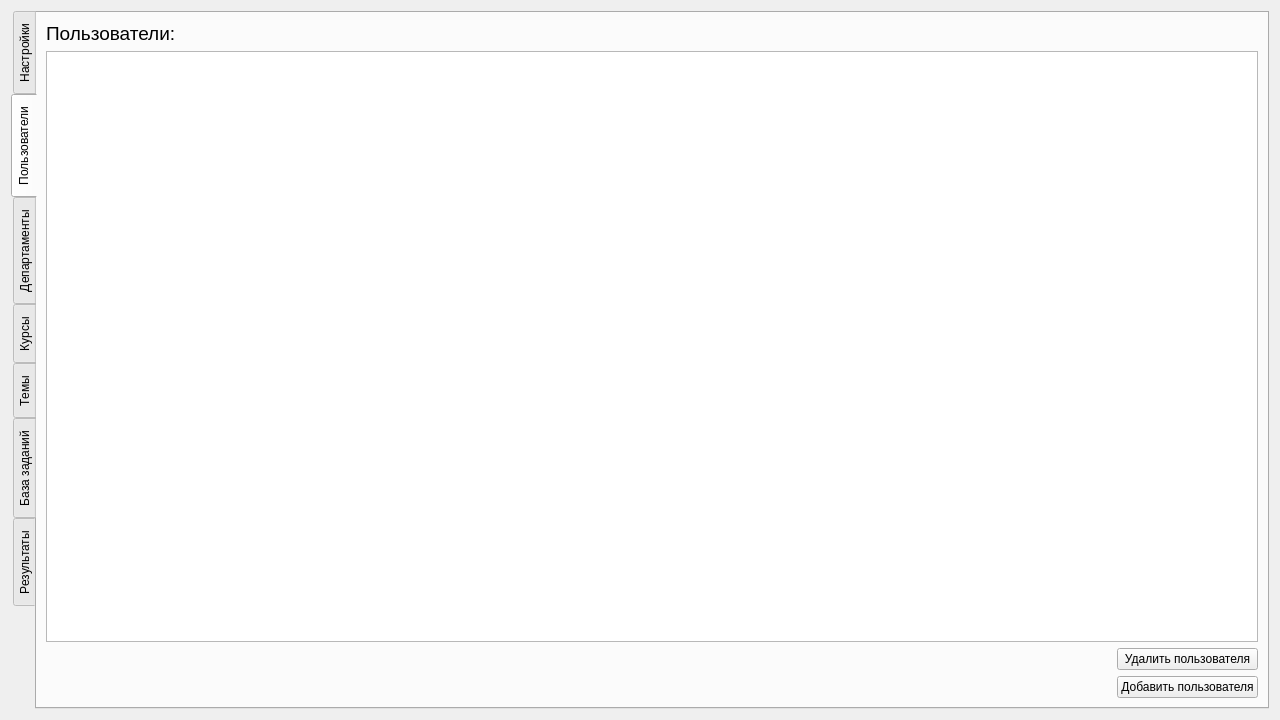
Qt form adminwin.ui (Rayzedan/SystemControlStudent) before a commit.
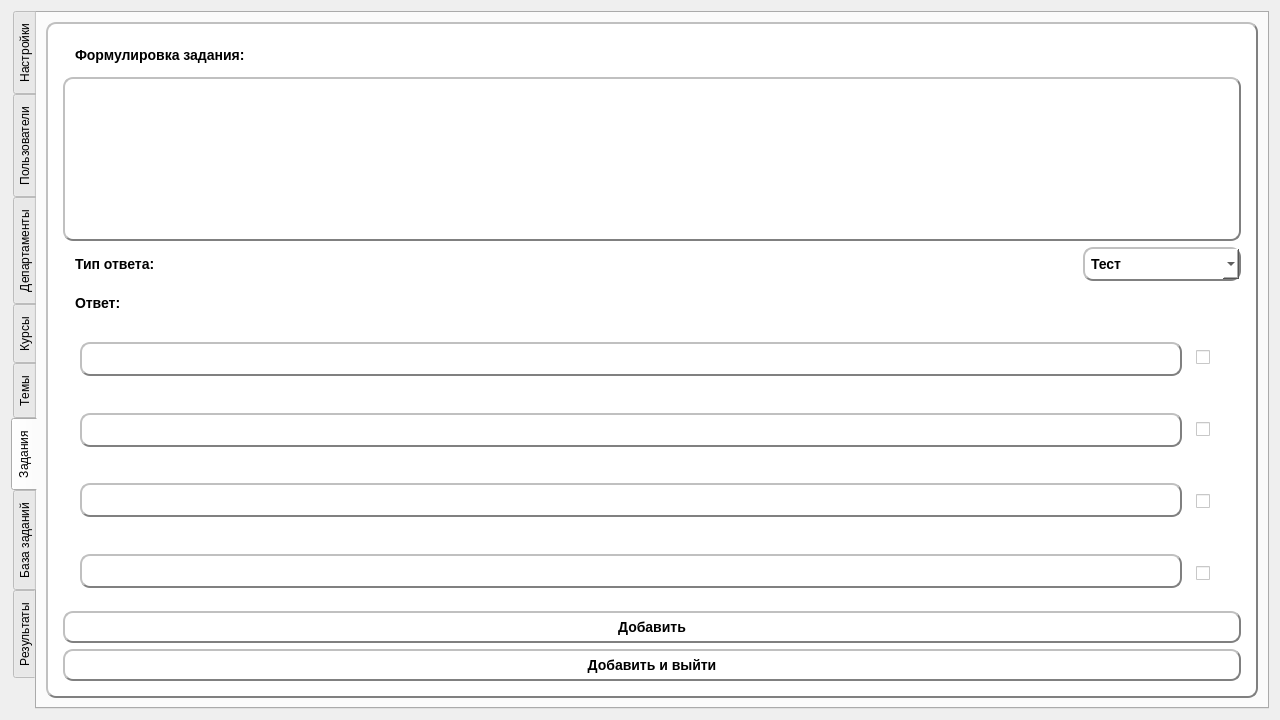
The same form after that commit. Custom widgets are drawn as their Qt base class.

Commit message: Добавил задания в админа

```diff
--- a/adminwin.ui
+++ b/adminwin.ui
@@ -26,7 +26,7 @@
       <enum>QTabWidget::West</enum>
      </property>
      <property name="currentIndex">
-      <number>1</number>
+      <number>5</number>
      </property>
      <widget class="QWidget" name="Tab">
       <attribute name="title">
@@ -695,6 +695,340 @@
        </item>
       </layout>
      </widget>
+     <widget class="QWidget" name="tab">
+      <attribute name="title">
+       <string>Задания</string>
+      </attribute>
+      <layout class="QVBoxLayout" name="verticalLayout_25">
+       <item>
+        <widget class="QGroupBox" name="groupBox_4">
+         <property name="font">
+          <font>
+           <pointsize>-1</pointsize>
+           <italic>false</italic>
+           <bold>true</bold>
+          </font>
+         </property>
+         <property name="styleSheet">
+          <string notr="true">QWidget {
+	background-color: white;
+     border-style: outset;
+     border-width: 2px;
+     border-radius: 10px;
+     border-color: gray;
+     font: bold 14px;
+  
+     padding: 6px;}
+
+QPushButton:pressed {
+     background-color: grey;
+     border-style: inset;
+ }
+QToolButton:pressed {
+     background-color: grey;
+     border-style: inset;
+ }</string>
+         </property>
+         <property name="title">
+          <string/>
+         </property>
+         <layout class="QVBoxLayout" name="verticalLayout_10">
+          <item>
+           <widget class="QLabel" name="label_20">
+            <property name="styleSheet">
+             <string notr="true">
+border-color: white;
+</string>
+            </property>
+            <property name="text">
+             <string>Формулировка задания:</string>
+            </property>
+           </widget>
+          </item>
+          <item>
+           <widget class="QTextEdit" name="textEdit"/>
+          </item>
+          <item>
+           <layout class="QHBoxLayout" name="horizontalLayout_7" stretch="1,10,1">
+            <item>
+             <widget class="QLabel" name="label_21">
+              <property name="styleSheet">
+               <string notr="true">border-color: white;</string>
+              </property>
+              <property name="text">
+               <string>Тип ответа:</string>
+              </property>
+             </widget>
+            </item>
+            <item>
+             <spacer name="horizontalSpacer_7">
+              <property name="orientation">
+               <enum>Qt::Horizontal</enum>
+              </property>
+              <property name="sizeHint" stdset="0">
+               <size>
+                <width>40</width>
+                <height>20</height>
+               </size>
+              </property>
+             </spacer>
+            </item>
+            <item>
+             <widget class="QComboBox" name="comboBox_5">
+              <item>
+               <property name="text">
+                <string>Тест</string>
+               </property>
+              </item>
+              <item>
+               <property name="text">
+                <string>Свободный ввод</string>
+               </property>
+              </item>
+             </widget>
+            </item>
+           </layout>
+          </item>
+          <item>
+           <widget class="QLabel" name="label_22">
+            <property name="styleSheet">
+             <string notr="true">border-color: white;</string>
+            </property>
+            <property name="text">
+             <string>Ответ:</string>
+            </property>
+           </widget>
+          </item>
+          <item>
+           <widget class="QStackedWidget" name="stackedWidget">
+            <property name="styleSheet">
+             <string notr="true"> border-color: white;</string>
+            </property>
+            <property name="currentIndex">
+             <number>1</number>
+            </property>
+            <widget class="QWidget" name="TextPage">
+             <layout class="QVBoxLayout" name="verticalLayout_11">
+              <item>
+               <widget class="QTextEdit" name="textEdit_2">
+                <property name="styleSheet">
+                 <string notr="true"> border-color: gray;</string>
+                </property>
+               </widget>
+              </item>
+             </layout>
+            </widget>
+            <widget class="QWidget" name="TestPage">
+             <layout class="QVBoxLayout" name="verticalLayout_21">
+              <item>
+               <layout class="QHBoxLayout" name="horizontalLayout_8">
+                <item>
+                 <layout class="QVBoxLayout" name="verticalLayout_22">
+                  <item>
+                   <widget class="QLineEdit" name="TextAns1">
+                    <property name="styleSheet">
+                     <string notr="true">QWidget {
+	background-color: white;
+     border-style: outset;
+     border-width: 2px;
+     border-radius: 10px;
+     border-color: gray;
+     font: bold 14px;
+  
+     padding: 6px;}
+</string>
+                    </property>
+                   </widget>
+                  </item>
+                  <item>
+                   <spacer name="verticalSpacer_13">
+                    <property name="orientation">
+                     <enum>Qt::Vertical</enum>
+                    </property>
+                    <property name="sizeHint" stdset="0">
+                     <size>
+                      <width>20</width>
+                      <height>40</height>
+                     </size>
+                    </property>
+                   </spacer>
+                  </item>
+                  <item>
+                   <widget class="QLineEdit" name="TextAns2">
+                    <property name="styleSheet">
+                     <string notr="true">QWidget {
+	background-color: white;
+     border-style: outset;
+     border-width: 2px;
+     border-radius: 10px;
+     border-color: gray;
+     font: bold 14px;
+  
+     padding: 6px;}
+</string>
+                    </property>
+                   </widget>
+                  </item>
+                  <item>
+                   <spacer name="verticalSpacer_14">
+                    <property name="orientation">
+                     <enum>Qt::Vertical</enum>
+                    </property>
+                    <property name="sizeHint" stdset="0">
+                     <size>
+                      <width>20</width>
+                      <height>40</height>
+                     </size>
+                    </property>
+                   </spacer>
+                  </item>
+                  <item>
+                   <widget class="QLineEdit" name="TextAns3">
+                    <property name="styleSheet">
+                     <string notr="true">QWidget {
+	background-color: white;
+     border-style: outset;
+     border-width: 2px;
+     border-radius: 10px;
+     border-color: gray;
+     font: bold 14px;
+  
+     padding: 6px;}
+</string>
+                    </property>
+                   </widget>
+                  </item>
+                  <item>
+                   <spacer name="verticalSpacer_16">
+                    <property name="orientation">
+                     <enum>Qt::Vertical</enum>
+                    </property>
+                    <property name="sizeHint" stdset="0">
+                     <size>
+                      <width>20</width>
+                      <height>40</height>
+                     </size>
+                    </property>
+                   </spacer>
+                  </item>
+                  <item>
+                   <widget class="QLineEdit" name="TextAns4">
+                    <property name="styleSheet">
+                     <string notr="true">QWidget {
+	background-color: white;
+     border-style: outset;
+     border-width: 2px;
+     border-radius: 10px;
+     border-color: gray;
+     font: bold 14px;
+  
+     padding: 6px;}
+</string>
+                    </property>
+                   </widget>
+                  </item>
+                 </layout>
+                </item>
+                <item>
+                 <layout class="QVBoxLayout" name="verticalLayout_23">
+                  <item>
+                   <widget class="QCheckBox" name="ChAns1">
+                    <property name="text">
+                     <string/>
+                    </property>
+                   </widget>
+                  </item>
+                  <item>
+                   <spacer name="verticalSpacer_17">
+                    <property name="orientation">
+                     <enum>Qt::Vertical</enum>
+                    </property>
+                    <property name="sizeHint" stdset="0">
+                     <size>
+                      <width>20</width>
+                      <height>40</height>
+                     </size>
+                    </property>
+                   </spacer>
+                  </item>
+                  <item>
+                   <widget class="QCheckBox" name="ChAns2">
+                    <property name="text">
+                     <string/>
+                    </property>
+                   </widget>
+                  </item>
+                  <item>
+                   <spacer name="verticalSpacer_18">
+                    <property name="orientation">
+                     <enum>Qt::Vertical</enum>
+                    </property>
+                    <property name="sizeHint" stdset="0">
+                     <size>
+                      <width>20</width>
+                      <height>40</height>
+                     </size>
+                    </property>
+                   </spacer>
+                  </item>
+                  <item>
+                   <widget class="QCheckBox" name="ChAns3">
+                    <property name="text">
+                     <string/>
+                    </property>
+                   </widget>
+                  </item>
+                  <item>
+                   <spacer name="verticalSpacer_19">
+                    <property name="orientation">
+                     <enum>Qt::Vertical</enum>
+                    </property>
+                    <property name="sizeHint" stdset="0">
+                     <size>
+                      <width>20</width>
+                      <height>40</height>
+                     </size>
+                    </property>
+                   </spacer>
+                  </item>
+                  <item>
+                   <widget class="QCheckBox" name="ChAns4">
+                    <property name="text">
+                     <string/>
+                    </property>
+                   </widget>
+                  </item>
+                 </layout>
+                </item>
+               </layout>
+              </item>
+             </layout>
+            </widget>
+           </widget>
+          </item>
+          <item>
+           <layout class="QVBoxLayout" name="verticalLayout_24">
+            <item>
+             <widget class="QPushButton" name="pushButton_4">
+              <property name="text">
+               <string>Добавить</string>
+              </property>
+             </widget>
+            </item>
+            <item>
+             <widget class="QPushButton" name="pushButton_5">
+              <property name="text">
+               <string>Добавить и выйти</string>
+              </property>
+             </widget>
+            </item>
+           </layout>
+          </item>
+         </layout>
+        </widget>
+       </item>
+      </layout>
+     </widget>
      <widget class="QWidget" name="tab_3">
       <attribute name="title">
        <string>База заданий</string>
```
The commit also changes 4 other files.
